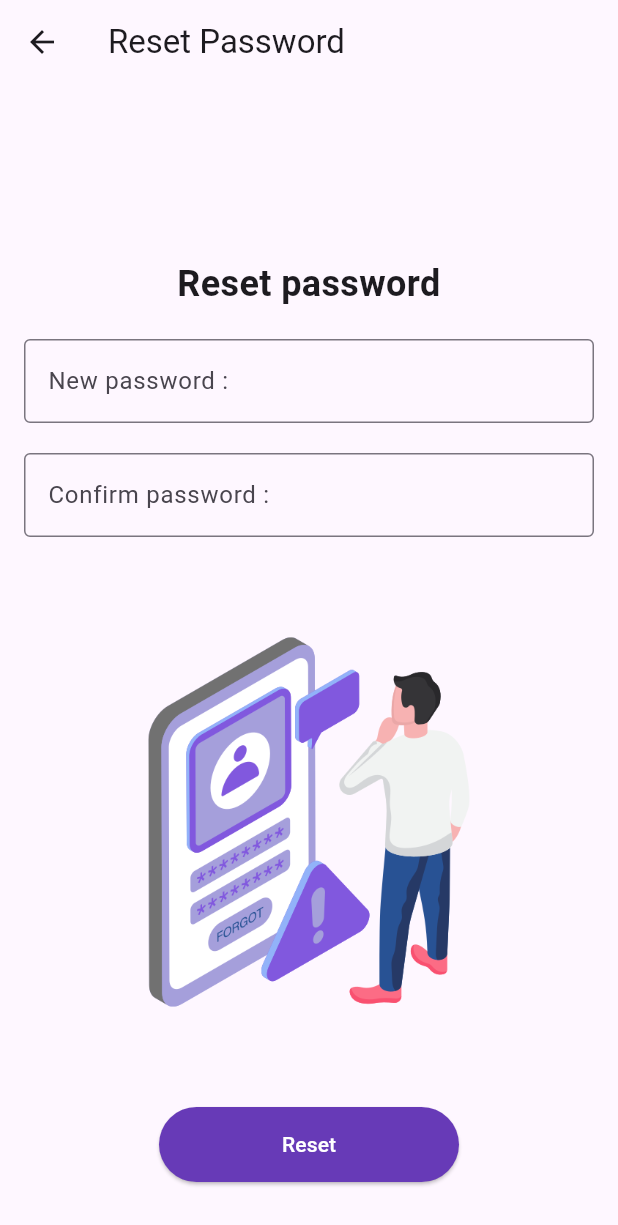
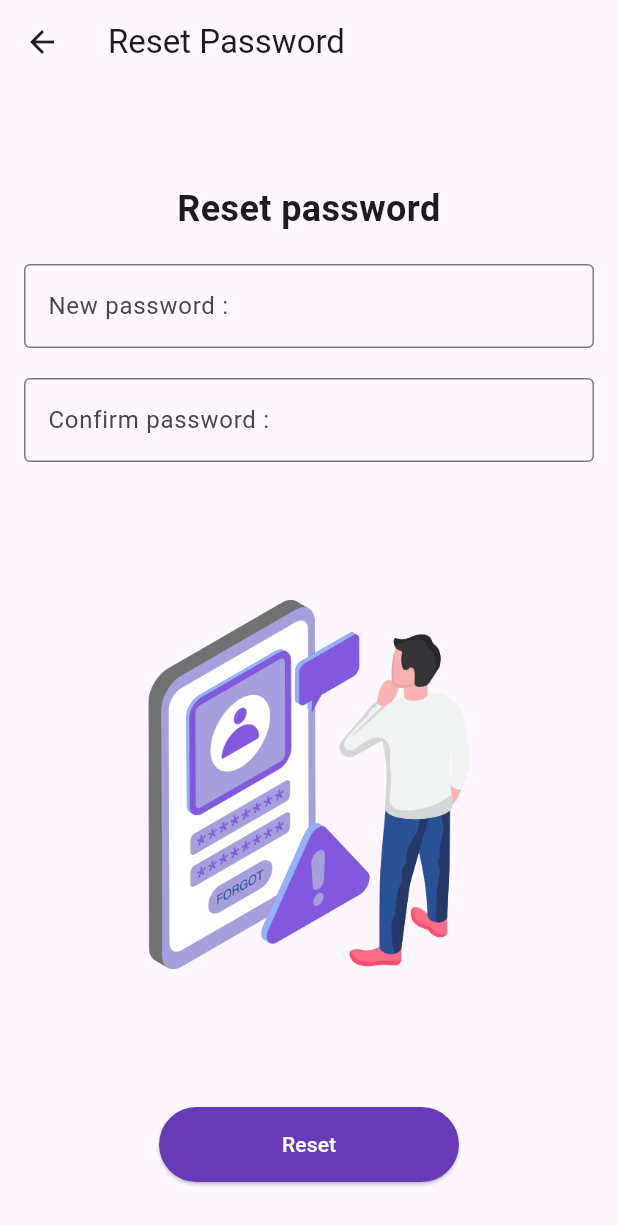
Before and after one commit to AliJohar21/Household-Food-Waste-Management-App, a Flutter app: the LogIn screen opened directly, after a tap on "forgot password?", on a phone screen of 412 x 824 dp. Shown: the top 1225 px of the screen. Run offline on Flutter 3.47's test engine with Material 3 defaults, Android fonts, the phone set to English and light mode, and no system bars.

```diff
--- a/lib/forget_password/forget_password.dart
+++ b/lib/forget_password/forget_password.dart
@@ -14,11 +14,20 @@ class ResetPassword extends StatelessWidget {
           },
         ),
       ),
-      body: Padding(
+      body: SingleChildScrollView(
+        child: ConstrainedBox(
+          constraints: BoxConstraints(
+            maxWidth: MediaQuery.of(context).size.width,
+            maxHeight: MediaQuery.of(context).size.height -
+                MediaQuery.of(context).padding.top -
+                MediaQuery.of(context).padding.bottom -
+                kToolbarHeight,
+          ),
+          child: Padding(
             padding: const EdgeInsets.all(16.0),
             child: Column(
               children: [
-            const SizedBox(height: 100.0),
+                const SizedBox(height: 50.0),
                 const Text(
                   'Reset password',
                   style: TextStyle(fontSize: 24.0, fontWeight: FontWeight.bold),
@@ -53,8 +62,10 @@ class ResetPassword extends StatelessWidget {
                   child: ElevatedButton(
                     style: ElevatedButton.styleFrom(
                       foregroundColor: Colors.white,
-                  backgroundColor: Colors.deepPurple, // Button background color
-                  minimumSize: const Size(double.infinity, 50), // Button size
+                      backgroundColor:
+                          Colors.deepPurple, // Button background color
+                      minimumSize:
+                          const Size(double.infinity, 50), // Button size
                     ),
                     onPressed: () {
                       // Add reset password functionality
@@ -66,6 +77,8 @@ class ResetPassword extends StatelessWidget {
               ],
             ),
           ),
+        ),
+      ),
     );
   }
 }
--- a/lib/log_in/log_in.dart
+++ b/lib/log_in/log_in.dart
@@ -8,7 +8,16 @@ class LogIn extends StatelessWidget {
   @override
   Widget build(BuildContext context) {
     return Scaffold(
-        body: Container(
+        body: SingleChildScrollView(
+      child: ConstrainedBox(
+        constraints: BoxConstraints(
+          maxWidth: MediaQuery.of(context).size.width,
+          maxHeight: MediaQuery.of(context).size.height -
+              MediaQuery.of(context).padding.top -
+              MediaQuery.of(context).padding.bottom -
+              kToolbarHeight,
+        ),
+        child: Container(
           decoration: const BoxDecoration(
             image: DecorationImage(
               image: AssetImage(
@@ -102,6 +111,8 @@ class LogIn extends StatelessWidget {
               ),
             ),
           ),
+        ),
+      ),
     ));
   }
 }
--- a/lib/main.dart
+++ b/lib/main.dart
@@ -1,6 +1,5 @@
 import 'package:flutter/material.dart';
 import 'package:phase_2_implementation/welcome/welcome.dart';
-//import 'package:phase_2_implementation/log_in/log_in.dart';
 
 void main() {
   runApp(const FoodMinder());
--- a/lib/welcome/welcome.dart
+++ b/lib/welcome/welcome.dart
@@ -14,7 +14,7 @@ class Welcome extends StatelessWidget {
         padding: const EdgeInsets.symmetric(vertical: 60.0, horizontal: 24.0),
         child: Column(
           crossAxisAlignment: CrossAxisAlignment.start,
-          children: <Widget>[
+          children:[
             const SizedBox(height: 75),
             const Align(
               alignment: Alignment.topLeft,
```
Lines whose indentation alone changed are shown as unchanged.
